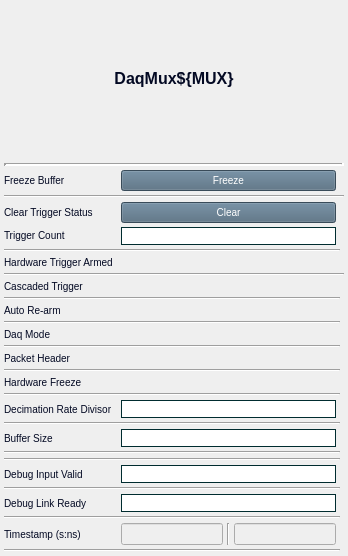
Before: the Qt Designer form daqMuxV2.ui in cristinasewell/ATCA_PyDM_Screens, drawn with Qt 5.
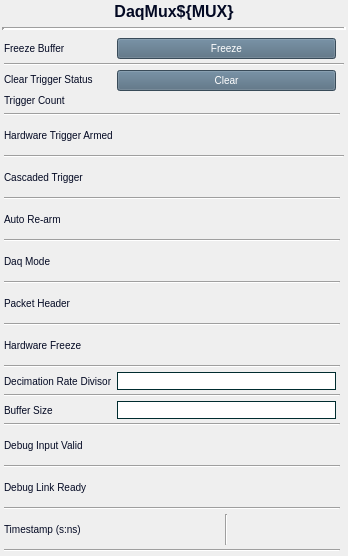
After: the same form once the commit is applied. Custom widgets are drawn as their Qt base class.

Commit message: MNT - fixing the layout

What changed in the file:
```diff
--- a/daqMuxV2.ui
+++ b/daqMuxV2.ui
@@ -22,7 +22,7 @@
   <property name="styleSheet">
    <string notr="true"/>
   </property>
-  <layout class="QVBoxLayout" name="verticalLayout" stretch="0,0">
+  <layout class="QVBoxLayout" name="verticalLayout" stretch="0,0,1">
    <property name="leftMargin">
     <number>2</number>
    </property>
@@ -53,7 +53,23 @@
     </widget>
    </item>
    <item>
-    <layout class="QGridLayout" name="gridLayout" columnstretch="0,0,0,0,0">
+    <widget class="Line" name="line">
+     <property name="sizePolicy">
+      <sizepolicy hsizetype="Minimum" vsizetype="Preferred">
+       <horstretch>0</horstretch>
+       <verstretch>0</verstretch>
+      </sizepolicy>
+     </property>
+     <property name="lineWidth">
+      <number>3</number>
+     </property>
+     <property name="orientation">
+      <enum>Qt::Horizontal</enum>
+     </property>
+    </widget>
+   </item>
+   <item>
+    <layout class="QGridLayout" name="gridLayout" columnstretch="0,0,0,0">
      <property name="leftMargin">
       <number>2</number>
      </property>
@@ -69,40 +85,84 @@
      <property name="spacing">
       <number>4</number>
      </property>
-     <item row="1" column="0" colspan="5">
-      <widget class="Line" name="line">
+     <item row="13" column="1">
+      <widget class="PyDMEnumButton" name="PyDMEnumButton_3">
        <property name="sizePolicy">
-        <sizepolicy hsizetype="Minimum" vsizetype="Preferred">
+        <sizepolicy hsizetype="Preferred" vsizetype="Fixed">
          <horstretch>0</horstretch>
          <verstretch>0</verstretch>
         </sizepolicy>
        </property>
-       <property name="lineWidth">
-        <number>3</number>
+       <property name="maximumSize">
+        <size>
+         <width>16777215</width>
+         <height>34</height>
+        </size>
        </property>
-       <property name="orientation">
-        <enum>Qt::Horizontal</enum>
+       <property name="toolTip">
+        <string/>
        </property>
-      </widget>
-     </item>
-     <item row="9" column="0" colspan="5">
-      <widget class="Line" name="line_4">
-       <property name="orientation">
+       <property name="styleSheet">
+        <string notr="true">QPushButton {
+  background-color: #50697D;
+  border-color: #F3B749;
+  color:white;
+  font-size: 10px;
+}
+QPushButton:checked{
+  background-color: #14B09B;
+  font: bold
+}
+QPushButton:hover{
+  border-style: outset;
+}</string>
+       </property>
+       <property name="channel" stdset="0">
+        <string>ca://${DEVICE}:DAQMUX${MUX}_AUTOREARM</string>
+       </property>
+       <property name="items" stdset="0">
+        <stringlist/>
+       </property>
+       <property name="orientation" stdset="0">
         <enum>Qt::Horizontal</enum>
        </property>
+       <property name="marginTop" stdset="0">
+        <number>0</number>
+       </property>
+       <property name="marginBottom" stdset="0">
+        <number>0</number>
+       </property>
+       <property name="marginLeft" stdset="0">
+        <number>0</number>
+       </property>
+       <property name="marginRight" stdset="0">
+        <number>0</number>
+       </property>
+       <property name="horizontalSpacing" stdset="0">
+        <number>4</number>
+       </property>
+       <property name="verticalSpacing" stdset="0">
+        <number>4</number>
+       </property>
       </widget>
      </item>
-     <item row="28" column="0" colspan="4">
-      <widget class="Line" name="line_13">
+     <item row="30" column="0" colspan="3">
+      <widget class="Line" name="line_14">
        <property name="orientation">
         <enum>Qt::Horizontal</enum>
        </property>
       </widget>
      </item>
-     <item row="18" column="0" colspan="4">
-      <widget class="Line" name="line_8">
-       <property name="orientation">
-        <enum>Qt::Horizontal</enum>
+     <item row="15" column="0">
+      <widget class="QLabel" name="label_6">
+       <property name="styleSheet">
+        <string notr="true">QLabel{
+  color:#030923;
+  font-size: 10px;
+}</string>
+       </property>
+       <property name="text">
+        <string>Daq Mode</string>
        </property>
       </widget>
      </item>
@@ -119,115 +179,6 @@
        </property>
       </widget>
      </item>
-     <item row="27" column="2">
-      <widget class="PyDMLineEdit" name="PyDMLineEdit_4">
-       <property name="enabled">
-        <bool>true</bool>
-       </property>
-       <property name="toolTip">
-        <string/>
-       </property>
-       <property name="styleSheet">
-        <string notr="true">QLineEdit{ border-width: 1px; border-style: solid; border-color: #002C2F; }</string>
-       </property>
-       <property name="readOnly">
-        <bool>true</bool>
-       </property>
-       <property name="channel" stdset="0">
-        <string>ca://${DEVICE}:DAQMUX${MUX}_DBGINPVALID</string>
-       </property>
-       <property name="displayFormat" stdset="0">
-        <enum>PyDMLineEdit::Hex</enum>
-       </property>
-      </widget>
-     </item>
-     <item row="3" column="0">
-      <widget class="QLabel" name="label_2">
-       <property name="styleSheet">
-        <string notr="true">QLabel{
-  color:#030923;
-  font-size: 10px;
-}</string>
-       </property>
-       <property name="text">
-        <string>Freeze Buffer</string>
-       </property>
-      </widget>
-     </item>
-     <item row="23" column="2">
-      <widget class="PyDMLineEdit" name="PyDMLineEdit_2">
-       <property name="toolTip">
-        <string/>
-       </property>
-       <property name="styleSheet">
-        <string notr="true">QLineEdit{ border-width: 1px; border-style: solid; border-color: #002C2F; }</string>
-       </property>
-       <property name="readOnly">
-        <bool>false</bool>
-       </property>
-       <property name="channel" stdset="0">
-        <string>ca://${DEVICE}:DAQMUX${MUX}_BUFFSIZE</string>
-       </property>
-       <property name="displayFormat" stdset="0">
-        <enum>PyDMLineEdit::Default</enum>
-       </property>
-      </widget>
-     </item>
-     <item row="23" column="0">
-      <widget class="QLabel" name="label_10">
-       <property name="styleSheet">
-        <string notr="true">QLabel{
-  color:#030923;
-  font-size: 10px;
-}</string>
-       </property>
-       <property name="text">
-        <string>Buffer Size</string>
-       </property>
-      </widget>
-     </item>
-     <item row="31" column="0">
-      <widget class="QLabel" name="label_14">
-       <property name="styleSheet">
-        <string notr="true">QLabel{
-  color:#030923;
-  font-size: 10px;
-}</string>
-       </property>
-       <property name="text">
-        <string>Timestamp (s:ns)</string>
-       </property>
-      </widget>
-     </item>
-     <item row="29" column="2">
-      <widget class="PyDMLineEdit" name="PyDMLineEdit_5">
-       <property name="enabled">
-        <bool>true</bool>
-       </property>
-       <property name="toolTip">
-        <string/>
-       </property>
-       <property name="styleSheet">
-        <string notr="true">QLineEdit{ border-width: 1px; border-style: solid; border-color: #002C2F; }</string>
-       </property>
-       <property name="readOnly">
-        <bool>true</bool>
-       </property>
-       <property name="channel" stdset="0">
-        <string>ca://${DEVICE}:DAQMUX${MUX}_DBGLNKRDY</string>
-       </property>
-       <property name="displayFormat" stdset="0">
-        <enum>PyDMLineEdit::Hex</enum>
-       </property>
-      </widget>
-     </item>
-     <item row="22" column="0" colspan="4">
-      <widget class="Line" name="line_10">
-       <property name="orientation">
-        <enum>Qt::Horizontal</enum>
-       </property>
-      </widget>
-     </item>
      <item row="21" column="0">
       <widget class="QLabel" name="label_9">
        <property name="styleSheet">
@@ -241,8 +192,15 @@
        </property>
       </widget>
      </item>
-     <item row="27" column="0">
-      <widget class="QLabel" name="label_12">
+     <item row="22" column="0" colspan="3">
+      <widget class="Line" name="line_10">
+       <property name="orientation">
+        <enum>Qt::Horizontal</enum>
+       </property>
+      </widget>
+     </item>
+     <item row="29" column="0">
+      <widget class="QLabel" name="label_13">
        <property name="styleSheet">
         <string notr="true">QLabel{
   color:#030923;
@@ -250,7 +208,38 @@
 }</string>
        </property>
        <property name="text">
-        <string>Debug Input Valid</string>
+        <string>Debug Link Ready</string>
+       </property>
+      </widget>
+     </item>
+     <item row="3" column="1">
+      <widget class="PyDMPushButton" name="PyDMPushButton_3">
+       <property name="toolTip">
+        <string/>
+       </property>
+       <property name="styleSheet">
+        <string notr="true">QPushButton {
+  background-color: #50697D;
+  border-color: #F3B749;
+  color:white;
+  font-size: 10px;
+}
+QPushButton:pressed{
+  background-color: #324856;
+  font: bold
+}
+QPushButton:hover{
+  border-style: outset;
+}</string>
+       </property>
+       <property name="text">
+        <string>Freeze</string>
+       </property>
+       <property name="channel" stdset="0">
+        <string>ca://${DEVICE}:DAQMUX${MUX}_FRZBUF</string>
+       </property>
+       <property name="pressValue" stdset="0">
+        <string>1</string>
        </property>
       </widget>
      </item>
@@ -267,15 +256,98 @@
        </property>
       </widget>
      </item>
-     <item row="16" column="0" colspan="4">
-      <widget class="Line" name="line_7">
+     <item row="26" column="1">
+      <widget class="PyDMLabel" name="PyDMLabel">
+       <property name="toolTip">
+        <string/>
+       </property>
+       <property name="text">
+        <string/>
+       </property>
+       <property name="channel" stdset="0">
+        <string>ca://${DEVICE}:DAQMUX${MUX}_DBGINPVALID</string>
+       </property>
+       <property name="displayFormat" stdset="0">
+        <enum>PyDMLabel::Hex</enum>
+       </property>
+      </widget>
+     </item>
+     <item row="5" column="1">
+      <layout class="QGridLayout" name="gridLayout_4">
+       <item row="0" column="0">
+        <widget class="PyDMPushButton" name="PyDMPushButton_5">
+         <property name="toolTip">
+          <string/>
+         </property>
+         <property name="styleSheet">
+          <string notr="true">QPushButton {
+  background-color: #50697D;
+  border-color: #F3B749;
+  color:white;
+  font-size: 10px;
+}
+QPushButton:pressed{
+  background-color: #324856;
+  font: bold
+}
+QPushButton:hover{
+  border-style: outset;
+}</string>
+         </property>
+         <property name="text">
+          <string>Clear</string>
+         </property>
+         <property name="channel" stdset="0">
+          <string>ca://${DEVICE}:DAQMUX${MUX}_CLRTRGST</string>
+         </property>
+         <property name="pressValue" stdset="0">
+          <string>1</string>
+         </property>
+        </widget>
+       </item>
+       <item row="1" column="0">
+        <widget class="PyDMLabel" name="PyDMLabel_5">
+         <property name="toolTip">
+          <string/>
+         </property>
+         <property name="text">
+          <string/>
+         </property>
+         <property name="channel" stdset="0">
+          <string>ca://${DEVICE}:DAQMUX${MUX}_TRGCNT</string>
+         </property>
+        </widget>
+       </item>
+      </layout>
+     </item>
+     <item row="12" column="0" colspan="3">
+      <widget class="Line" name="line_5">
        <property name="orientation">
         <enum>Qt::Horizontal</enum>
        </property>
       </widget>
      </item>
-     <item row="15" column="0">
-      <widget class="QLabel" name="label_6">
+     <item row="29" column="1">
+      <widget class="PyDMLabel" name="PyDMLabel_2">
+       <property name="toolTip">
+        <string/>
+       </property>
+       <property name="text">
+        <string/>
+       </property>
+       <property name="channel" stdset="0">
+        <string>ca://${DEVICE}:DAQMUX${MUX}_DBGLNKRDY</string>
+       </property>
+       <property name="displayFormat" stdset="0">
+        <enum>PyDMLabel::Hex</enum>
+       </property>
+       <property name="buddy">
+        <cstring></cstring>
+       </property>
+      </widget>
+     </item>
+     <item row="26" column="0">
+      <widget class="QLabel" name="label_12">
        <property name="styleSheet">
         <string notr="true">QLabel{
   color:#030923;
@@ -283,12 +355,129 @@
 }</string>
        </property>
        <property name="text">
-        <string>Daq Mode</string>
+        <string>Debug Input Valid</string>
        </property>
       </widget>
      </item>
-     <item row="7" column="0" colspan="4">
-      <widget class="Line" name="line_3">
+     <item row="5" column="0">
+      <layout class="QGridLayout" name="gridLayout_3">
+       <item row="0" column="0">
+        <widget class="QLabel" name="label_3">
+         <property name="styleSheet">
+          <string notr="true">QLabel{
+  color:#030923;
+  font-size: 10px;
+}</string>
+         </property>
+         <property name="text">
+          <string>Clear Trigger Status</string>
+         </property>
+        </widget>
+       </item>
+       <item row="1" column="0">
+        <widget class="QLabel" name="label_11">
+         <property name="styleSheet">
+          <string notr="true">QLabel{
+  color:#030923;
+  font-size: 10px;
+}</string>
+         </property>
+         <property name="text">
+          <string>Trigger Count</string>
+         </property>
+        </widget>
+       </item>
+      </layout>
+     </item>
+     <item row="27" column="0" colspan="3">
+      <widget class="Line" name="line_13">
+       <property name="orientation">
+        <enum>Qt::Horizontal</enum>
+       </property>
+      </widget>
+     </item>
+     <item row="8" column="1">
+      <widget class="PyDMEnumButton" name="PyDMEnumButton_2">
+       <property name="sizePolicy">
+        <sizepolicy hsizetype="Preferred" vsizetype="Fixed">
+         <horstretch>0</horstretch>
+         <verstretch>0</verstretch>
+        </sizepolicy>
+       </property>
+       <property name="maximumSize">
+        <size>
+         <width>16777215</width>
+         <height>34</height>
+        </size>
+       </property>
+       <property name="toolTip">
+        <string/>
+       </property>
+       <property name="styleSheet">
+        <string notr="true">QPushButton {
+  background-color: #50697D;
+  border-color: #F3B749;
+  color:white;
+  font-size: 10px;
+}
+QPushButton:pressed{
+  background-color: #324856;
+  font: bold
+}
+QPushButton:hover{
+  border-style: outset;
+}</string>
+       </property>
+       <property name="alarmSensitiveContent" stdset="0">
+        <bool>false</bool>
+       </property>
+       <property name="alarmSensitiveBorder" stdset="0">
+        <bool>true</bool>
+       </property>
+       <property name="channel" stdset="0">
+        <string>ca://${DEVICE}:DAQMUX${MUX}_ARMHWTRG </string>
+       </property>
+       <property name="items" stdset="0">
+        <stringlist/>
+       </property>
+       <property name="orientation" stdset="0">
+        <enum>Qt::Horizontal</enum>
+       </property>
+       <property name="marginTop" stdset="0">
+        <number>0</number>
+       </property>
+       <property name="marginBottom" stdset="0">
+        <number>0</number>
+       </property>
+       <property name="marginLeft" stdset="0">
+        <number>0</number>
+       </property>
+       <property name="marginRight" stdset="0">
+        <number>0</number>
+       </property>
+       <property name="horizontalSpacing" stdset="0">
+        <number>4</number>
+       </property>
+       <property name="verticalSpacing" stdset="0">
+        <number>4</number>
+       </property>
+      </widget>
+     </item>
+     <item row="3" column="0">
+      <widget class="QLabel" name="label_2">
+       <property name="styleSheet">
+        <string notr="true">QLabel{
+  color:#030923;
+  font-size: 10px;
+}</string>
+       </property>
+       <property name="text">
+        <string>Freeze Buffer</string>
+       </property>
+      </widget>
+     </item>
+     <item row="20" column="0" colspan="3">
+      <widget class="Line" name="line_9">
        <property name="orientation">
         <enum>Qt::Horizontal</enum>
        </property>
@@ -307,23 +496,71 @@
        </property>
       </widget>
      </item>
-     <item row="26" column="0" colspan="4">
+     <item row="25" column="0" colspan="3">
       <widget class="Line" name="line_12">
        <property name="orientation">
         <enum>Qt::Horizontal</enum>
        </property>
       </widget>
      </item>
-     <item row="19" column="0">
-      <widget class="QLabel" name="label_8">
+     <item row="17" column="1">
+      <widget class="PyDMEnumButton" name="PyDMEnumButton_5">
+       <property name="sizePolicy">
+        <sizepolicy hsizetype="Preferred" vsizetype="Fixed">
+         <horstretch>0</horstretch>
+         <verstretch>0</verstretch>
+        </sizepolicy>
+       </property>
+       <property name="maximumSize">
+        <size>
+         <width>16777215</width>
+         <height>34</height>
+        </size>
+       </property>
+       <property name="toolTip">
+        <string/>
+       </property>
        <property name="styleSheet">
-        <string notr="true">QLabel{
-  color:#030923;
+        <string notr="true">QPushButton {
+  background-color: #50697D;
+  border-color: #F3B749;
+  color:white;
   font-size: 10px;
+}
+QPushButton:checked{
+  background-color: #14B09B;
+  font: bold
+}
+QPushButton:hover{
+  border-style: outset;
 }</string>
        </property>
-       <property name="text">
-        <string>Hardware Freeze</string>
+       <property name="channel" stdset="0">
+        <string>ca://${DEVICE}:DAQMUX${MUX}_PACKETHEADER</string>
+       </property>
+       <property name="items" stdset="0">
+        <stringlist/>
+       </property>
+       <property name="orientation" stdset="0">
+        <enum>Qt::Horizontal</enum>
+       </property>
+       <property name="marginTop" stdset="0">
+        <number>0</number>
+       </property>
+       <property name="marginBottom" stdset="0">
+        <number>0</number>
+       </property>
+       <property name="marginLeft" stdset="0">
+        <number>0</number>
+       </property>
+       <property name="marginRight" stdset="0">
+        <number>0</number>
+       </property>
+       <property name="horizontalSpacing" stdset="0">
+        <number>4</number>
+       </property>
+       <property name="verticalSpacing" stdset="0">
+        <number>4</number>
        </property>
       </widget>
      </item>
@@ -340,45 +577,15 @@
        </property>
       </widget>
      </item>
-     <item row="32" column="0" colspan="4">
-      <widget class="Line" name="line_15">
-       <property name="orientation">
-        <enum>Qt::Horizontal</enum>
-       </property>
-      </widget>
-     </item>
-     <item row="30" column="0" colspan="4">
-      <widget class="Line" name="line_14">
-       <property name="orientation">
-        <enum>Qt::Horizontal</enum>
-       </property>
-      </widget>
-     </item>
-     <item row="20" column="0" colspan="4">
-      <widget class="Line" name="line_9">
-       <property name="orientation">
-        <enum>Qt::Horizontal</enum>
-       </property>
-      </widget>
-     </item>
-     <item row="31" column="2">
+     <item row="31" column="1">
       <layout class="QHBoxLayout" name="horizontalLayout_8">
        <item>
-        <widget class="PyDMLineEdit" name="PyDMLineEdit_6">
-         <property name="enabled">
-          <bool>false</bool>
-         </property>
-         <property name="sizePolicy">
-          <sizepolicy hsizetype="Expanding" vsizetype="Preferred">
-           <horstretch>0</horstretch>
-           <verstretch>0</verstretch>
-          </sizepolicy>
-         </property>
+        <widget class="PyDMLabel" name="PyDMLabel_3">
          <property name="toolTip">
           <string/>
          </property>
-         <property name="readOnly">
-          <bool>true</bool>
+         <property name="text">
+          <string/>
          </property>
          <property name="channel" stdset="0">
           <string>ca://${DEVICE}:DAQMUX${MUX}_TS_SEC</string>
@@ -393,15 +600,12 @@
         </widget>
        </item>
        <item>
-        <widget class="PyDMLineEdit" name="PyDMLineEdit_7">
-         <property name="enabled">
-          <bool>false</bool>
-         </property>
+        <widget class="PyDMLabel" name="PyDMLabel_4">
          <property name="toolTip">
           <string/>
          </property>
-         <property name="readOnly">
-          <bool>true</bool>
+         <property name="text">
+          <string/>
          </property>
          <property name="channel" stdset="0">
           <string>ca://${DEVICE}:DAQMUX${MUX}_TS_NSEC</string>
@@ -410,168 +614,7 @@
        </item>
       </layout>
      </item>
-     <item row="21" column="2">
-      <widget class="PyDMLineEdit" name="PyDMLineEdit">
-       <property name="toolTip">
-        <string/>
-       </property>
-       <property name="styleSheet">
-        <string notr="true">QLineEdit{ border-width: 1px; border-style: solid; border-color: #002C2F; }</string>
-       </property>
-       <property name="readOnly">
-        <bool>false</bool>
-       </property>
-       <property name="channel" stdset="0">
-        <string>ca://${DEVICE}:DAQMUX${MUX}_DECRATEDIV</string>
-       </property>
-       <property name="displayFormat" stdset="0">
-        <enum>PyDMLineEdit::Default</enum>
-       </property>
-      </widget>
-     </item>
-     <item row="4" column="0" colspan="5">
-      <widget class="Line" name="line_2">
-       <property name="orientation">
-        <enum>Qt::Horizontal</enum>
-       </property>
-      </widget>
-     </item>
-     <item row="12" column="0" colspan="4">
-      <widget class="Line" name="line_5">
-       <property name="orientation">
-        <enum>Qt::Horizontal</enum>
-       </property>
-      </widget>
-     </item>
-     <item row="29" column="0">
-      <widget class="QLabel" name="label_13">
-       <property name="styleSheet">
-        <string notr="true">QLabel{
-  color:#030923;
-  font-size: 10px;
-}</string>
-       </property>
-       <property name="text">
-        <string>Debug Link Ready</string>
-       </property>
-      </widget>
-     </item>
-     <item row="24" column="0" colspan="4">
-      <widget class="Line" name="line_11">
-       <property name="orientation">
-        <enum>Qt::Horizontal</enum>
-       </property>
-      </widget>
-     </item>
-     <item row="14" column="0" colspan="4">
-      <widget class="Line" name="line_6">
-       <property name="orientation">
-        <enum>Qt::Horizontal</enum>
-       </property>
-      </widget>
-     </item>
-     <item row="3" column="2">
-      <widget class="PyDMPushButton" name="PyDMPushButton_3">
-       <property name="toolTip">
-        <string/>
-       </property>
-       <property name="styleSheet">
-        <string notr="true">QPushButton {
-  background-color: #50697D;
-  border-color: #F3B749;
-  color:white;
-  font-size: 10px;
-}
-QPushButton:pressed{
-  background-color: #324856;
-  font: bold
-}
-QPushButton:hover{
-  border-style: outset;
-}</string>
-       </property>
-       <property name="text">
-        <string>Freeze</string>
-       </property>
-       <property name="channel" stdset="0">
-        <string>ca://${DEVICE}:DAQMUX${MUX}_FRZBUF</string>
-       </property>
-       <property name="pressValue" stdset="0">
-        <string>1</string>
-       </property>
-      </widget>
-     </item>
-     <item row="8" column="2">
-      <widget class="PyDMEnumButton" name="PyDMEnumButton_2">
-       <property name="sizePolicy">
-        <sizepolicy hsizetype="Preferred" vsizetype="Fixed">
-         <horstretch>0</horstretch>
-         <verstretch>0</verstretch>
-        </sizepolicy>
-       </property>
-       <property name="maximumSize">
-        <size>
-         <width>16777215</width>
-         <height>34</height>
-        </size>
-       </property>
-       <property name="toolTip">
-        <string/>
-       </property>
-       <property name="styleSheet">
-        <string notr="true">QPushButton {
-  background-color: #50697D;
-  border-color: #F3B749;
-  color:white;
-  font-size: 10px;
-}
-QPushButton:pressed{
-  background-color: #324856;
-  font: bold
-}
-QPushButton:hover{
-  border-style: outset;
-}</string>
-       </property>
-       <property name="alarmSensitiveContent" stdset="0">
-        <bool>false</bool>
-       </property>
-       <property name="alarmSensitiveBorder" stdset="0">
-        <bool>true</bool>
-       </property>
-       <property name="channel" stdset="0">
-        <string>ca://${DEVICE}:DAQMUX${MUX}_ARMHWTRG </string>
-       </property>
-       <property name="items" stdset="0">
-        <stringlist>
-         <string></string>
-         <string></string>
-        </stringlist>
-       </property>
-       <property name="orientation" stdset="0">
-        <enum>Qt::Horizontal</enum>
-       </property>
-       <property name="marginTop" stdset="0">
-        <number>0</number>
-       </property>
-       <property name="marginBottom" stdset="0">
-        <number>0</number>
-       </property>
-       <property name="marginLeft" stdset="0">
-        <number>0</number>
-       </property>
-       <property name="marginRight" stdset="0">
-        <number>0</number>
-       </property>
-       <property name="horizontalSpacing" stdset="0">
-        <number>4</number>
-       </property>
-       <property name="verticalSpacing" stdset="0">
-        <number>4</number>
-       </property>
-      </widget>
-     </item>
-     <item row="11" column="2">
+     <item row="11" column="1">
       <widget class="PyDMEnumButton" name="PyDMEnumButton">
        <property name="sizePolicy">
         <sizepolicy hsizetype="Preferred" vsizetype="Fixed">
@@ -641,8 +684,47 @@
        </property>
       </widget>
      </item>
-     <item row="13" column="2">
-      <widget class="PyDMEnumButton" name="PyDMEnumButton_3">
+     <item row="21" column="1">
+      <widget class="PyDMLineEdit" name="PyDMLineEdit">
+       <property name="toolTip">
+        <string/>
+       </property>
+       <property name="styleSheet">
+        <string notr="true">QLineEdit{ border-width: 1px; border-style: solid; border-color: #002C2F; }</string>
+       </property>
+       <property name="readOnly">
+        <bool>false</bool>
+       </property>
+       <property name="channel" stdset="0">
+        <string>ca://${DEVICE}:DAQMUX${MUX}_DECRATEDIV</string>
+       </property>
+       <property name="displayFormat" stdset="0">
+        <enum>PyDMLineEdit::Default</enum>
+       </property>
+      </widget>
+     </item>
+     <item row="18" column="0" colspan="3">
+      <widget class="Line" name="line_8">
+       <property name="orientation">
+        <enum>Qt::Horizontal</enum>
+       </property>
+      </widget>
+     </item>
+     <item row="23" column="0">
+      <widget class="QLabel" name="label_10">
+       <property name="styleSheet">
+        <string notr="true">QLabel{
+  color:#030923;
+  font-size: 10px;
+}</string>
+       </property>
+       <property name="text">
+        <string>Buffer Size</string>
+       </property>
+      </widget>
+     </item>
+     <item row="19" column="1">
+      <widget class="PyDMEnumButton" name="PyDMEnumButton_6">
        <property name="sizePolicy">
         <sizepolicy hsizetype="Preferred" vsizetype="Fixed">
          <horstretch>0</horstretch>
@@ -705,7 +787,28 @@
        </property>
       </widget>
      </item>
-     <item row="15" column="2">
+     <item row="16" column="0" colspan="3">
+      <widget class="Line" name="line_7">
+       <property name="orientation">
+        <enum>Qt::Horizontal</enum>
+       </property>
+      </widget>
+     </item>
+     <item row="14" column="0" colspan="3">
+      <widget class="Line" name="line_6">
+       <property name="orientation">
+        <enum>Qt::Horizontal</enum>
+       </property>
+      </widget>
+     </item>
+     <item row="32" column="0" colspan="3">
+      <widget class="Line" name="line_15">
+       <property name="orientation">
+        <enum>Qt::Horizontal</enum>
+       </property>
+      </widget>
+     </item>
+     <item row="15" column="1">
       <widget class="PyDMEnumButton" name="PyDMEnumButton_4">
        <property name="sizePolicy">
         <sizepolicy hsizetype="Preferred" vsizetype="Fixed">
@@ -772,226 +875,82 @@
        </property>
       </widget>
      </item>
-     <item row="17" column="2">
-      <widget class="PyDMEnumButton" name="PyDMEnumButton_5">
-       <property name="sizePolicy">
-        <sizepolicy hsizetype="Preferred" vsizetype="Fixed">
-         <horstretch>0</horstretch>
-         <verstretch>0</verstretch>
-        </sizepolicy>
-       </property>
-       <property name="maximumSize">
-        <size>
-         <width>16777215</width>
-         <height>34</height>
-        </size>
-       </property>
+     <item row="23" column="1">
+      <widget class="PyDMLineEdit" name="PyDMLineEdit_2">
        <property name="toolTip">
         <string/>
        </property>
        <property name="styleSheet">
-        <string notr="true">QPushButton {
-  background-color: #50697D;
-  border-color: #F3B749;
-  color:white;
-  font-size: 10px;
-}
-QPushButton:checked{
-  background-color: #14B09B;
-  font: bold
-}
-QPushButton:hover{
-  border-style: outset;
-}</string>
+        <string notr="true">QLineEdit{ border-width: 1px; border-style: solid; border-color: #002C2F; }</string>
        </property>
+       <property name="readOnly">
+        <bool>false</bool>
+       </property>
        <property name="channel" stdset="0">
         <string>ca://${DEVICE}:DAQMUX${MUX}_PACKETHEADER</string>
        </property>
-       <property name="items" stdset="0">
-        <stringlist>
-         <string></string>
-         <string></string>
-        </stringlist>
+       <property name="displayFormat" stdset="0">
+        <enum>PyDMLineEdit::Default</enum>
        </property>
-       <property name="orientation" stdset="0">
+      </widget>
+     </item>
+     <item row="4" column="0" colspan="4">
+      <widget class="Line" name="line_2">
+       <property name="orientation">
         <enum>Qt::Horizontal</enum>
        </property>
-       <property name="marginTop" stdset="0">
-        <number>0</number>
-       </property>
-       <property name="marginBottom" stdset="0">
-        <number>0</number>
-       </property>
-       <property name="marginLeft" stdset="0">
-        <number>0</number>
-       </property>
-       <property name="marginRight" stdset="0">
-        <number>0</number>
-       </property>
-       <property name="horizontalSpacing" stdset="0">
-        <number>4</number>
-       </property>
-       <property name="verticalSpacing" stdset="0">
-        <number>4</number>
-       </property>
       </widget>
      </item>
-     <item row="19" column="2">
-      <widget class="PyDMEnumButton" name="PyDMEnumButton_6">
-       <property name="sizePolicy">
-        <sizepolicy hsizetype="Preferred" vsizetype="Fixed">
-         <horstretch>0</horstretch>
-         <verstretch>0</verstretch>
-        </sizepolicy>
-       </property>
-       <property name="maximumSize">
-        <size>
-         <width>16777215</width>
-         <height>34</height>
-        </size>
-       </property>
-       <property name="toolTip">
-        <string/>
-       </property>
+     <item row="31" column="0">
+      <widget class="QLabel" name="label_14">
        <property name="styleSheet">
-        <string notr="true">QPushButton {
-  background-color: #50697D;
-  border-color: #F3B749;
-  color:white;
+        <string notr="true">QLabel{
+  color:#030923;
   font-size: 10px;
-}
-QPushButton:checked{
-  background-color: #14B09B;
-  font: bold
-}
-QPushButton:hover{
-  border-style: outset;
 }</string>
        </property>
-       <property name="channel" stdset="0">
-        <string>ca://${DEVICE}:DAQMUX${MUX}_HWFRZ</string>
+       <property name="text">
+        <string>Timestamp (s:ns)</string>
        </property>
-       <property name="items" stdset="0">
-        <stringlist>
-         <string></string>
-         <string></string>
-        </stringlist>
+      </widget>
+     </item>
+     <item row="7" column="0" colspan="3">
+      <widget class="Line" name="line_3">
+       <property name="orientation">
+        <enum>Qt::Horizontal</enum>
        </property>
-       <property name="orientation" stdset="0">
+      </widget>
+     </item>
+     <item row="9" column="0" colspan="4">
+      <widget class="Line" name="line_4">
+       <property name="orientation">
         <enum>Qt::Horizontal</enum>
        </property>
-       <property name="marginTop" stdset="0">
-        <number>0</number>
-       </property>
-       <property name="marginBottom" stdset="0">
-        <number>0</number>
-       </property>
-       <property name="marginLeft" stdset="0">
-        <number>0</number>
-       </property>
-       <property name="marginRight" stdset="0">
-        <number>0</number>
-       </property>
-       <property name="horizontalSpacing" stdset="0">
-        <number>4</number>
-       </property>
-       <property name="verticalSpacing" stdset="0">
-        <number>4</number>
-       </property>
       </widget>
      </item>
-     <item row="5" column="0">
-      <layout class="QGridLayout" name="gridLayout_3">
-       <item row="0" column="0">
-        <widget class="QLabel" name="label_3">
-         <property name="styleSheet">
-          <string notr="true">QLabel{
+     <item row="19" column="0">
+      <widget class="QLabel" name="label_8">
+       <property name="styleSheet">
+        <string notr="true">QLabel{
   color:#030923;
   font-size: 10px;
 }</string>
-         </property>
-         <property name="text">
-          <string>Clear Trigger Status</string>
-         </property>
-        </widget>
-       </item>
-       <item row="1" column="0">
-        <widget class="QLabel" name="label_11">
-         <property name="styleSheet">
-          <string notr="true">QLabel{
-  color:#030923;
-  font-size: 10px;
-}</string>
-         </property>
-         <property name="text">
-          <string>Trigger Count</string>
-         </property>
-        </widget>
-       </item>
-      </layout>
-     </item>
-     <item row="5" column="2">
-      <layout class="QGridLayout" name="gridLayout_4">
-       <item row="0" column="0">
-        <widget class="PyDMPushButton" name="PyDMPushButton_5">
-         <property name="toolTip">
-          <string/>
-         </property>
-         <property name="styleSheet">
-          <string notr="true">QPushButton {
-  background-color: #50697D;
-  border-color: #F3B749;
-  color:white;
-  font-size: 10px;
-}
-QPushButton:pressed{
-  background-color: #324856;
-  font: bold
-}
-QPushButton:hover{
-  border-style: outset;
-}</string>
-         </property>
-         <property name="text">
-          <string>Clear</string>
-         </property>
-         <property name="channel" stdset="0">
-          <string>ca://${DEVICE}:DAQMUX${MUX}_CLRTRGST</string>
-         </property>
-         <property name="pressValue" stdset="0">
-          <string>1</string>
-         </property>
-        </widget>
-       </item>
-       <item row="1" column="0">
-        <widget class="PyDMLineEdit" name="PyDMLineEdit_3">
-         <property name="enabled">
-          <bool>true</bool>
-         </property>
-         <property name="toolTip">
-          <string/>
-         </property>
-         <property name="styleSheet">
-          <string notr="true">QLineEdit{ border-width: 1px; border-style: solid; border-color: #002C2F; }</string>
-         </property>
-         <property name="readOnly">
-          <bool>true</bool>
-         </property>
-         <property name="channel" stdset="0">
-          <string>ca://${DEVICE}:DAQMUX${MUX}_TRGCNT</string>
-         </property>
-         <property name="displayFormat" stdset="0">
-          <enum>PyDMLineEdit::Default</enum>
-         </property>
-        </widget>
-       </item>
-      </layout>
+       </property>
+       <property name="text">
+        <string>Hardware Freeze</string>
+       </property>
+      </widget>
      </item>
     </layout>
    </item>
   </layout>
  </widget>
  <customwidgets>
+  <customwidget>
+   <class>PyDMLabel</class>
+   <extends>QLabel</extends>
+   <header>pydm.widgets.label</header>
+  </customwidget>
   <customwidget>
    <class>PyDMLineEdit</class>
    <extends>QLineEdit</extends>
```
Left out of the diff: 19 changed lines with no effect on the pictures. The commit also changes 1 other file.
